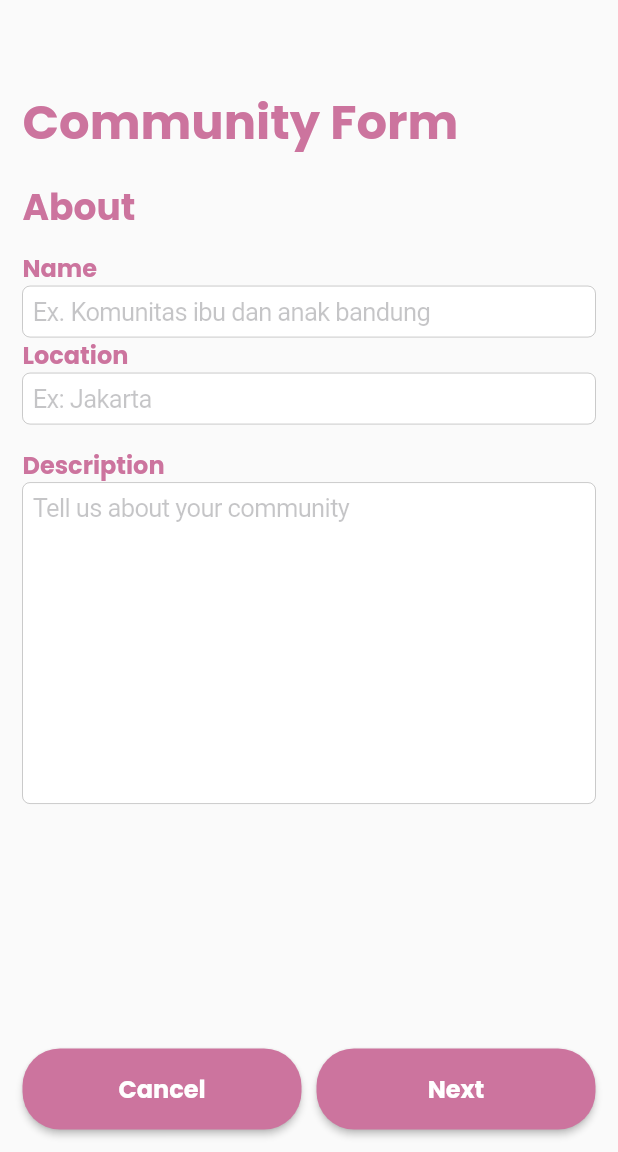
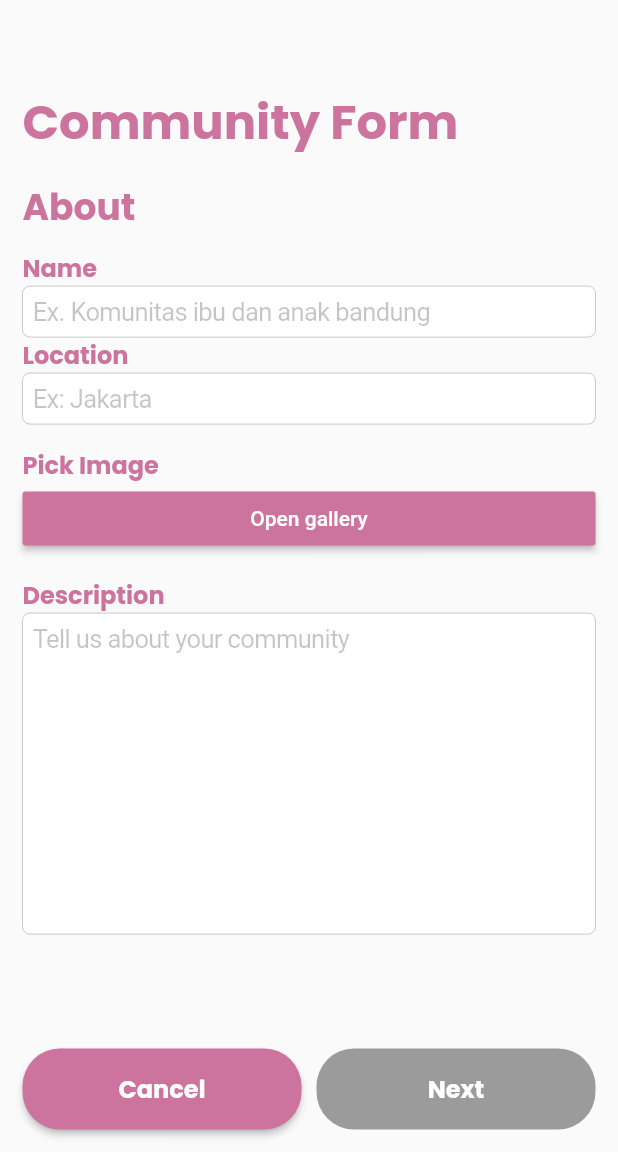
Before and after one commit to alaraiabdiallah/momsclub, a Flutter app: the MyCommunityFragment widget shown alone on an empty page, opened directly, after a tap on "REGISTER MY COMMUNITY", on a phone screen of 412 x 824 dp, the part 84-1236 px from its top. Run offline on Flutter 3.47's test engine with Material 2 defaults, Android fonts, the phone set to English and light mode, and no system bars; our stand-ins replace cloud_firestore, firebase_auth, firebase_storage, google_fonts, image_picker, sqflite; missing offline and left inert: slugify; accounts and stored records are empty; network calls fail.

Commit message:
Register community

```diff
--- /dev/null
+++ b/lib/screens/community_form_screen.dart
@@ -0,0 +1,362 @@
+import 'dart:convert';
+import 'dart:io';
+
+import 'package:cloud_firestore/cloud_firestore.dart';
+import 'package:crypto/crypto.dart';
+import 'package:firebase_auth/firebase_auth.dart';
+import 'package:firebase_storage/firebase_storage.dart';
+import 'package:flutter/cupertino.dart';
+import 'package:flutter/material.dart';
+import 'package:image_picker/image_picker.dart';
+import 'package:momsclub/models/community_model.dart';
+import 'package:momsclub/screens/location_picker_screen.dart';
+import 'package:momsclub/styles/text_styles.dart';
+import 'package:momsclub/utils/infos.dart';
+import 'package:momsclub/utils/str_res.dart';
+import 'package:momsclub/widgets/buttons.dart';
+import 'package:slugify/slugify.dart';
+
+
+class CommunityFormScreen extends StatefulWidget {
+
+  final Community community;
+
+  const CommunityFormScreen({Key key, this.community}) : super(key: key);
+  @override
+  _CommunityFormScreenState createState() =>
+      _CommunityFormScreenState();
+}
+
+class _CommunityFormScreenState extends State<CommunityFormScreen> {
+
+  int _step = 0;
+  File _image;
+  FirebaseUser _user;
+
+  final GlobalKey<ScaffoldState> _scaffoldKey = new GlobalKey<ScaffoldState>();
+
+  TextEditingController _nameTxtCtrl = TextEditingController();
+  TextEditingController _locTxtCtrl = TextEditingController();
+  TextEditingController _descTxtCtrl = TextEditingController();
+  TextEditingController _phoneTxtCtrl = TextEditingController();
+  TextEditingController _waTxtCtrl = TextEditingController();
+  TextEditingController _igTxtCtrl = TextEditingController();
+
+  @override
+  Widget build(BuildContext context) {
+    return Scaffold(
+      key: _scaffoldKey,
+      appBar: AppBar(
+        backgroundColor: Colors.white,
+        elevation: 0,
+        title: Text(StrRes.APP_NAME, style: H4),
+        centerTitle: true,
+      ),
+      body: Container(
+        padding: EdgeInsets.only(left: 15, right: 15, bottom: 15),
+        child: Column(
+          crossAxisAlignment: CrossAxisAlignment.start,
+          children: <Widget>[
+            buildHeader(context),
+            Expanded(
+              child: IndexedStack(
+                index: _step,
+                children: <Widget>[
+                  buildAboutForm(),
+                  buildContactForm()
+                ],
+              ),
+            ),
+            buildActionButtons()
+          ],
+        ),
+      ));
+  }
+
+  @override
+  void initState() {
+    _checkAuth();
+    super.initState();
+  }
+
+  void _checkAuth() async {
+    FirebaseUser user = await FirebaseAuth.instance.currentUser();
+    if (user == null) Navigator.of(context).pop();
+    setState(()=> _user = user);
+  }
+
+  _onButton1Pressed() {
+    switch (_step) {
+      case 0:
+        _onCancel();
+        break;
+      case 1:
+        _onBack();
+        break;
+    }
+  }
+
+  _onButton2Pressed() {
+    switch (_step) {
+      case 0:
+        _onNext();
+        break;
+      case 1:
+        _onRegisterButtonPressed();
+        break;
+    }
+  }
+
+  _onNext(){
+    setState(() => _step = 1);
+  }
+
+  _onBack(){
+    setState(() => _step = 0);
+  }
+
+  _onCancel() {
+    Navigator.of(context).pop();
+  }
+
+  _uploadImage() async {
+
+    var uniq = md5.convert(utf8.encode(DateTime.now().toIso8601String())).toString();
+    uniq = uniq.substring(0,5);
+    String filename = Slugify("${_nameTxtCtrl.text} $uniq");
+    StorageReference ref = FirebaseStorage.instance.ref().child("image/$filename");
+    StorageTaskSnapshot uploadImg = await ref.putFile(_image).onComplete;
+    if(uploadImg.error != null){
+      throw Exception(StrRes.FAILED_UPLOAD_IMAGE);
+    }
+    return await ref.getDownloadURL();
+  }
+  _onRegister() async {
+    List<Map<String,dynamic>> contacts = List<Map<String,dynamic>>();
+    if(_phoneTxtCtrl.text.isNotEmpty)
+      contacts.add({"source":"phone", "value":_phoneTxtCtrl.text});
+    if(_waTxtCtrl.text.isNotEmpty)
+      contacts.add({"source":"whatsapp", "value":_waTxtCtrl.text});
+    if(_igTxtCtrl.text.isNotEmpty)
+      contacts.add({"source":"instagram", "value": _igTxtCtrl.text});
+
+    try {
+      CollectionReference community = Firestore.instance.collection('communities');
+      var imageUploaded = await _uploadImage();
+      Map<String,dynamic> data = {
+        "location": _locTxtCtrl.text,
+        "name": _nameTxtCtrl.text,
+        "desc": _descTxtCtrl.text,
+        "active": false,
+        "userId": _user.uid,
+        "contacts": contacts,
+        "imageURL": imageUploaded
+      };
+      await community.add(data);
+      _scaffoldKey.currentState.showSnackBar(SnackBar(content: Text(StrRes.SUCCESS_REGISTER_COMMUNITY),));
+      await Future.delayed(Duration(seconds: 1));
+      Navigator.of(context).pop();
+    } on Exception catch (e) {
+      print(e);
+      var sb = SnackBar(content: Text(e.toString()), backgroundColor: Colors.red,);
+      _scaffoldKey.currentState.showSnackBar(sb);
+    } catch(e){
+      print(e);
+      var sb = SnackBar(content: Text(StrRes.FAILED_REGISTER_COMMUNITY), backgroundColor: Colors.red,);
+      _scaffoldKey.currentState.showSnackBar(sb);
+    }
+
+
+
+  }
+
+  _onRegisterButtonPressed() {
+    showDialog(
+      barrierDismissible: false,
+      context: context,
+      builder: (BuildContext context) {
+        return AlertDialog(
+          title: Text(StrRes.ALERT),
+          content: Text(StrRes.ALERT_REGISTER_COMMUNITY),
+          actions: <Widget>[
+            FlatButton(
+              child: Text(StrRes.NO),
+              onPressed: () => Navigator.of(context).pop()
+            ),
+            FlatButton(
+              child: Text(StrRes.YES),
+              onPressed: () async {
+                await _onRegister();
+                Navigator.of(context).pop();
+              }
+            ),
+          ],
+        );
+      },
+    );
+  }
+
+  _onLocationChanged(String province_name, String city_name){
+    _locTxtCtrl.text = city_name;
+  }
+
+  _onOpenGallery() async {
+    var image = await ImagePicker().getImage(source: ImageSource.gallery);
+    if(image != null)
+      setState(() => _image = File(image.path));
+  }
+
+  _onImageCancel(){
+    setState(() => _image = null);
+  }
+
+  _button2Condition() {
+    return _nameTxtCtrl.text.isNotEmpty && _locTxtCtrl.text.isNotEmpty && _descTxtCtrl.text.isNotEmpty && (_image != null);
+  }
+
+  Widget buildActionButtons() {
+
+    String _button1_str = _step == 0 ? StrRes.CANCEL: StrRes.BACK;
+    String _button2_str = _step == 0 ? StrRes.NEXT: StrRes.REGISTER;
+
+    return Container(
+      padding: EdgeInsets.only(top: 5),
+      child: Row(
+        children: <Widget>[
+          Expanded(
+            child: AppButton(onPressed: _onButton1Pressed, text: _button1_str),
+          ),
+          SizedBox(
+            width: 10,
+          ),
+          Expanded(
+            child: AppButton(onPressed: _button2Condition()? _onButton2Pressed: null, text: _button2_str),
+          )
+        ],
+      ),
+    );
+  }
+
+  Widget buildAboutForm() {
+    return Column(
+      crossAxisAlignment: CrossAxisAlignment.start,
+      children: <Widget>[
+        Text(
+          StrRes.ABOUT,
+          style: H3,
+        ),
+        Expanded(
+            child: ListView(
+          padding: EdgeInsets.symmetric(vertical: 10),
+          children: <Widget>[
+            Text(
+              StrRes.COMMUNITY_NAME,
+              style: H5,
+            ),
+            CupertinoTextField(
+              controller: _nameTxtCtrl,
+              placeholder: StrRes.COMMUNITY_FIELD_INSTR_NAME,
+            ),
+            Text(
+              StrRes.COMMUNITY_LOCATION,
+              style: H5,
+            ),
+            CupertinoTextField(
+              controller: _locTxtCtrl,
+              readOnly: true,
+              onTap: (){
+                Navigator.of(context).push(CupertinoPageRoute(builder: (context) => LocationPickerScreen(onChange: _onLocationChanged)));
+              },
+              placeholder: StrRes.COMMUNITY_FIELD_INSTR_LOC,
+            ),
+            SizedBox(height: 15),
+            Text(
+              StrRes.PICK_IMAGE,
+              style: H5,
+            ),
+            RaisedButton(
+              onPressed: _onOpenGallery,
+              child: Text(StrRes.OPEN_GALLERY, style: TextStyle(color: Colors.white),),
+              color: AppColor.PRIMARY,
+            ),
+            if(_image != null)...[
+              Row(
+                crossAxisAlignment: CrossAxisAlignment.start,
+                children: <Widget>[
+                  Image.file(_image, width: 200,height: 150,),
+                  IconButton(icon: Icon(Icons.cancel), onPressed: _onImageCancel,)
+                ],
+              )
+            ],
+            SizedBox(height: 15),
+            Text(
+              StrRes.COMMUNITY_DESC,
+              style: H5,
+            ),
+            CupertinoTextField(
+              controller: _descTxtCtrl,
+              placeholder: StrRes.COMMUNITY_FIELD_INSTR_DESC,
+              maxLines: 10,
+            ),
+          ],
+        ))
+      ],
+    );
+  }
+  Widget buildContactForm() {
+    return Column(
+      crossAxisAlignment: CrossAxisAlignment.start,
+      children: <Widget>[
+        Text(
+          StrRes.CONTACT,
+          style: H3,
+        ),
+        Expanded(
+            child: ListView(
+          padding: EdgeInsets.symmetric(vertical: 10),
+          children: <Widget>[
+            Text(
+              StrRes.PHONE,
+              style: H5,
+            ),
+            CupertinoTextField(
+              keyboardType: TextInputType.phone,
+              controller: _phoneTxtCtrl,
+              placeholder: StrRes.COMMUNITY_FIELD_INSTR_PHONE,
+            ),
+            SizedBox(height: 15),
+            Text(
+              StrRes.WA,
+              style: H5,
+            ),
+            CupertinoTextField(
+              keyboardType: TextInputType.phone,
+              controller: _waTxtCtrl,
+              placeholder: StrRes.COMMUNITY_FIELD_INSTR_PHONE,
+            ),
+            SizedBox(height: 15),
+            Text(
+              StrRes.IG,
+              style: H5,
+            ),
+            CupertinoTextField(
+              controller: _igTxtCtrl,
+              placeholder: StrRes.COMMUNITY_FIELD_INSTR_IG,
+            )
+          ],
+        ))
+      ],
+    );
+  }
+
+  Widget buildHeader(BuildContext context) {
+    return Container(
+      margin: EdgeInsets.only(
+          top: screenTextMarginTop(context), bottom: screenTextMarginBotttom),
+      child: Text(
+        StrRes.COMMUNITY_FORM,
+        style: H1,
+      ),
+    );
+  }
+}
--- a/lib/screens/location_picker_screen.dart
+++ b/lib/screens/location_picker_screen.dart
@@ -105,7 +105,7 @@ class _LocationPickerScreenState extends State<LocationPickerScreen> {
           CupertinoTextField(
             controller: _provinceTxtCtrl,
             readOnly: true,
-            onTap: (){
+            onTap: _provinces == null ? null: (){
               showModalBottomSheet(
                 context: context,
                 builder: (context) => ProvinceSelector(provinces: _provinces, onSelected: _onProvinceSelected,)
--- a/lib/screens/register_comm_screen.dart
+++ /dev/null
@@ -1,223 +0,0 @@
-import 'package:flutter/cupertino.dart';
-import 'package:flutter/material.dart';
-import 'package:momsclub/screens/location_picker_screen.dart';
-import 'package:momsclub/styles/text_styles.dart';
-import 'package:momsclub/utils/infos.dart';
-import 'package:momsclub/utils/str_res.dart';
-import 'package:momsclub/widgets/buttons.dart';
-
-
-class RegisterCommunityScreen extends StatefulWidget {
-  @override
-  _RegisterCommunityScreenState createState() =>
-      _RegisterCommunityScreenState();
-}
-
-class _RegisterCommunityScreenState extends State<RegisterCommunityScreen> {
-
-  int _step = 0;
-
-  TextEditingController _nameTxtCtrl = TextEditingController();
-  TextEditingController _locTxtCtrl = TextEditingController();
-  TextEditingController _descTxtCtrl = TextEditingController();
-  TextEditingController _phoneTxtCtrl = TextEditingController();
-  TextEditingController _waTxtCtrl = TextEditingController();
-  TextEditingController _igTxtCtrl = TextEditingController();
-
-  @override
-  Widget build(BuildContext context) {
-    return Scaffold(
-        appBar: AppBar(
-          backgroundColor: Colors.white,
-          elevation: 0,
-          title: Text(StrRes.APP_NAME, style: H4),
-          centerTitle: true,
-        ),
-        body: Container(
-          padding: EdgeInsets.only(left: 15, right: 15, bottom: 15),
-          child: Column(
-            crossAxisAlignment: CrossAxisAlignment.start,
-            children: <Widget>[
-              buildHeader(context),
-              Expanded(
-                child: IndexedStack(
-                  index: _step,
-                  children: <Widget>[
-                    buildAboutForm(),
-                    buildContactForm()
-                  ],
-                ),
-              ),
-              buildActionButtons()
-            ],
-          ),
-        ));
-  }
-
-  _onButton1Pressed() {
-    switch (_step) {
-      case 0:
-        _onCancel();
-        break;
-      case 1:
-        _onBack();
-        break;
-    }
-  }
-
-  _onButton2Pressed() {
-    switch (_step) {
-      case 0:
-        _onNext();
-        break;
-      case 1:
-        _onRegister();
-        break;
-    }
-  }
-
-  _onNext(){
-    setState(() => _step = 1);
-  }
-
-  _onBack(){
-    setState(() => _step = 0);
-  }
-
-  _onCancel() {
-    Navigator.of(context).pop();
-  }
-
-  _onRegister() {
-
-  }
-
-  _onLocationChanged(String province_name, String city_name){
-    _locTxtCtrl.text = city_name;
-  }
-
-  Widget buildActionButtons() {
-
-    String _button1_str = _step == 0 ? StrRes.CANCEL: StrRes.BACK;
-    String _button2_str = _step == 0 ? StrRes.NEXT: StrRes.REGISTER;
-
-    return Container(
-      padding: EdgeInsets.only(top: 5),
-      child: Row(
-        children: <Widget>[
-          Expanded(
-            child: AppButton(onPressed: _onButton1Pressed, text: _button1_str),
-          ),
-          SizedBox(
-            width: 10,
-          ),
-          Expanded(
-            child: AppButton(onPressed: _onButton2Pressed, text: _button2_str),
-          )
-        ],
-      ),
-    );
-  }
-
-  Widget buildAboutForm() {
-    return Column(
-      crossAxisAlignment: CrossAxisAlignment.start,
-      children: <Widget>[
-        Text(
-          StrRes.ABOUT,
-          style: H3,
-        ),
-        Expanded(
-            child: ListView(
-          padding: EdgeInsets.symmetric(vertical: 10),
-          children: <Widget>[
-            Text(
-              StrRes.COMMUNITY_NAME,
-              style: H5,
-            ),
-            CupertinoTextField(
-              controller: _nameTxtCtrl,
-              placeholder: StrRes.COMMUNITY_FIELD_INSTR_NAME,
-            ),
-            Text(
-              StrRes.COMMUNITY_LOCATION,
-              style: H5,
-            ),
-            CupertinoTextField(
-              controller: _locTxtCtrl,
-              readOnly: true,
-              onTap: (){
-                Navigator.of(context).push(CupertinoPageRoute(builder: (context)=> LocationPickerScreen(onChange: _onLocationChanged)));
-              },
-              placeholder: StrRes.COMMUNITY_FIELD_INSTR_LOC,
-            ),
-            SizedBox(height: 15),
-            Text(
-              StrRes.COMMUNITY_DESC,
-              style: H5,
-            ),
-            CupertinoTextField(
-              controller: _descTxtCtrl,
-              placeholder: StrRes.COMMUNITY_FIELD_INSTR_DESC,
-              maxLines: 10,
-            )
-          ],
-        ))
-      ],
-    );
-  }
-  Widget buildContactForm() {
-    return Column(
-      crossAxisAlignment: CrossAxisAlignment.start,
-      children: <Widget>[
-        Text(
-          StrRes.CONTACT,
-          style: H3,
-        ),
-        Expanded(
-            child: ListView(
-          padding: EdgeInsets.symmetric(vertical: 10),
-          children: <Widget>[
-            Text(
-              StrRes.PHONE,
-              style: H5,
-            ),
-            CupertinoTextField(
-              controller: _phoneTxtCtrl,
-              placeholder: StrRes.COMMUNITY_FIELD_INSTR_PHONE,
-            ),
-            SizedBox(height: 15),
-            Text(
-              StrRes.WA,
-              style: H5,
-            ),
-            CupertinoTextField(
-              controller: _waTxtCtrl,
-              placeholder: StrRes.COMMUNITY_FIELD_INSTR_PHONE,
-            ),
-            SizedBox(height: 15),
-            Text(
-              StrRes.IG,
-              style: H5,
-            ),
-            CupertinoTextField(
-              controller: _igTxtCtrl,
-              placeholder: StrRes.COMMUNITY_FIELD_INSTR_IG,
-            )
-          ],
-        ))
-      ],
-    );
-  }
-
-  Widget buildHeader(BuildContext context) {
-    return Container(
-      margin: EdgeInsets.only(
-          top: screenTextMarginTop(context), bottom: screenTextMarginBotttom),
-      child: Text(
-        StrRes.COMMUNITY_FORM,
-        style: H1,
-      ),
-    );
-  }
-}
--- a/lib/utils/str_res.dart
+++ b/lib/utils/str_res.dart
@@ -52,4 +52,13 @@ class StrRes {
   static final FAILED_LOAD_CITIES = "Failed to retrive cities.";
   static final SELECT_PROVINCE = "Select Province";
   static final SEARCH_PROVINCE = "Search Province";
+  static final PICK_IMAGE = "Pick Image";
+  static final OPEN_GALLERY = "Open gallery";
+  static final ALERT = "Alert!";
+  static final ALERT_REGISTER_COMMUNITY = "Are you sure want to register community?";
+  static final YES = "Yes";
+  static final NO = "No";
+  static final FAILED_UPLOAD_IMAGE = "Failed upload image.";
+  static final FAILED_REGISTER_COMMUNITY = "Failed to register community.";
+  static final SUCCESS_REGISTER_COMMUNITY = "Success to register community.";
 }
--- a/lib/widgets/mycomminity_fragment.dart
+++ b/lib/widgets/mycomminity_fragment.dart
@@ -1,7 +1,7 @@
 import 'package:firebase_auth/firebase_auth.dart';
 import 'package:flutter/material.dart';
 import 'package:momsclub/screens/login_screen.dart';
-import 'package:momsclub/screens/register_comm_screen.dart';
+import 'package:momsclub/screens/community_form_screen.dart';
 import 'package:momsclub/styles/text_styles.dart';
 import 'package:momsclub/utils/infos.dart';
 import 'package:momsclub/utils/str_res.dart';
@@ -34,7 +34,7 @@ class _MyCommunityFragmentState extends State<MyCommunityFragment> {
 
   void _onRegisterCommButtonPressed() {
     Navigator.of(context).push(
-        MaterialPageRoute(builder: (context) => RegisterCommunityScreen()));
+        MaterialPageRoute(builder: (context) => CommunityFormScreen()));
   }
 
   void _checkAuth() async {
--- a/pubspec.yaml
+++ b/pubspec.yaml
@@ -26,12 +26,16 @@ dependencies:
   firebase_core: ^0.4.0+9
   firebase_auth: ^0.14.0+5
   cloud_firestore: ^0.12.9+5
+  firebase_storage: ^3.1.6
   url_launcher: ^5.4.10
   google_fonts: ^1.1.0
   sqflite:
   path:
   provider: ^4.3.1
   http: ^0.12.2
+  image_picker: ^0.6.7+4
+  crypto: 2.1.4
+  slugify: ^1.0.0
 
 
   # The following adds the Cupertino Icons font to your application.
```
Also changed, not shown: pubspec.lock.
